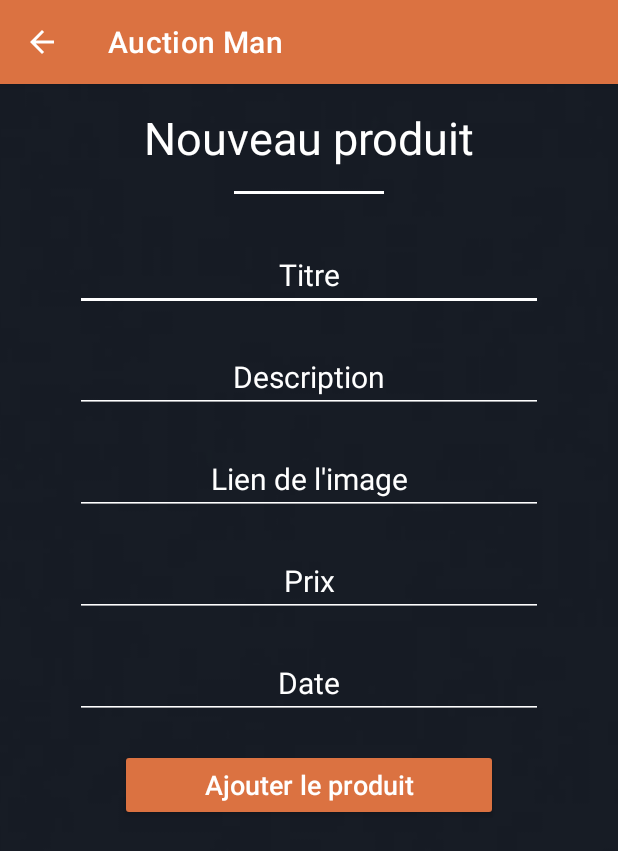
After one commit to elea77/uf-web-mobile, an Android app: the AddProductActivity screen opened directly, with no data from a screen before it, on a phone screen of 412 x 824 dp. The commit adds this screen. Shown: the top 851 px of the screen. Run offline under Robolectric (Android 15) with nearby library versions, the phone set to English and light mode, and no system bars.

Commit message:
Debug logout and AddProduct page

```diff
--- a/app/src/main/AndroidManifest.xml
+++ b/app/src/main/AndroidManifest.xml
@@ -10,8 +10,9 @@
         android:label="@string/app_name"
         android:roundIcon="@mipmap/ic_launcher_round"
         android:supportsRtl="true"
-        android:usesCleartextTraffic="true"
-        android:theme="@style/Theme.Ufwebmobile">
+        android:theme="@style/Theme.Ufwebmobile"
+        android:usesCleartextTraffic="true">
+        <activity android:name=".AddProductActivity"></activity>
         <activity android:name=".ProductActivity" />
         <activity android:name=".MyProductsActivity" />
         <activity android:name=".ProductsListActivity" />
--- /dev/null
+++ b/app/src/main/java/com/example/uf_web_mobile/AddProductActivity.java
@@ -0,0 +1,97 @@
+package com.example.uf_web_mobile;
+
+import androidx.appcompat.app.AppCompatActivity;
+
+import android.content.Intent;
+import android.os.Bundle;
+import android.util.Log;
+import android.view.View;
+import android.widget.Button;
+import android.widget.EditText;
+import android.widget.Toast;
+
+import java.util.HashMap;
+
+import retrofit2.Call;
+import retrofit2.Callback;
+import retrofit2.Response;
+import retrofit2.Retrofit;
+import retrofit2.converter.gson.GsonConverterFactory;
+
+public class AddProductActivity extends AppActivity {
+
+    private Retrofit retrofit;
+    private RetrofitInterface retrofitInterface;
+    private String BASE_URL = "https://ufweb-backend-grp1.herokuapp.com/";
+
+
+    @Override
+    protected void onCreate(Bundle savedInstanceState) {
+        super.onCreate(savedInstanceState);
+        setContentView(R.layout.activity_add_product);
+
+        retrofit = new Retrofit.Builder()
+                .baseUrl(BASE_URL)
+                .addConverterFactory(GsonConverterFactory.create())
+                .build();
+
+        retrofitInterface = retrofit.create(RetrofitInterface.class);
+
+        // handleAddProductDialog();
+
+    }
+
+    private void handleAddProductDialog() {
+
+        Button registerBtn = findViewById(R.id.register);
+        EditText emailEdit = findViewById(R.id.emailEdit);
+        EditText passwordEdit = findViewById(R.id.passwordEdit);
+        EditText firstNameEdit = findViewById(R.id.firstNameEdit);
+        EditText lastNameEdit = findViewById(R.id.lastNameEdit);
+        EditText phoneEdit = findViewById(R.id.phoneEdit);
+
+        registerBtn.setOnClickListener(new View.OnClickListener() {
+            @Override
+            public void onClick(View view) {
+
+                HashMap<String, String> map = new HashMap<>();
+
+                map.put("email", emailEdit.getText().toString());
+                map.put("password", passwordEdit.getText().toString());
+                map.put("firstName", firstNameEdit.getText().toString());
+                map.put("lastName", lastNameEdit.getText().toString());
+                map.put("phone", phoneEdit.getText().toString());
+
+
+                Call<Void> call = retrofitInterface.executeRegister(map);
+
+                call.enqueue(new Callback<Void>() {
+                    @Override
+                    public void onResponse(Call<Void> call, Response<Void> response) {
+                        if(response.isSuccessful()) {
+                            Toast.makeText(AddProductActivity.this,
+                                    "Signed up successfully", Toast.LENGTH_LONG).show();
+                            Log.v("User", "Users:"+response);
+
+                            Intent intentLogin = new Intent(AddProductActivity.this, LoginActivity.class);
+                            startActivity(intentLogin);
+                            finish();
+
+                        } else {
+                            Log.v("User", "Users:"+response.errorBody());
+                        }
+                    }
+
+                    @Override
+                    public void onFailure(Call<Void> call, Throwable t) {
+                        Toast.makeText(AddProductActivity.this, t.getMessage(),
+                                Toast.LENGTH_LONG).show();
+                        Log.v("User", "Error sign up");
+
+                    }
+                });
+
+            }
+        });
+    }
+}
--- a/app/src/main/java/com/example/uf_web_mobile/HomeActivity.java
+++ b/app/src/main/java/com/example/uf_web_mobile/HomeActivity.java
@@ -27,7 +27,7 @@ public class HomeActivity extends AppActivity {
     }
 
     public void MyProducts(View view) {
-        Intent intentProduct = new Intent(HomeActivity.this, ProductActivity.class);
+        Intent intentProduct = new Intent(HomeActivity.this, MyProductsActivity.class);
         startActivity(intentProduct);
     }
 
--- a/app/src/main/java/com/example/uf_web_mobile/LoginActivity.java
+++ b/app/src/main/java/com/example/uf_web_mobile/LoginActivity.java
@@ -60,10 +60,10 @@ public class LoginActivity extends AppCompatActivity {
 
         // If user is not logged
         if(token.isEmpty()) {
+            handleLoginDialog();
+        } else {
             Intent intentHome = new Intent(LoginActivity.this, HomeActivity.class);
             startActivity(intentHome);
-        } else {
-            handleLoginDialog();
         }
 
 
--- a/app/src/main/java/com/example/uf_web_mobile/RetrofitInterface.java
+++ b/app/src/main/java/com/example/uf_web_mobile/RetrofitInterface.java
@@ -28,10 +28,16 @@ public interface RetrofitInterface {
     @POST("/api/v1/users")
     Call<Void> executeRegister (@Body HashMap<String, String> map);
 
+
+    @POST("/api/v1/products")
+    Call<Void> executeProduct (@Body HashMap<String, String> map);
+
+
     @GET("/api/v1/products")
     Call<List<Product>> getProducts ();
 
     @GET("/api/v1/users/{id}")
     Call<AccountResult> getUserById(@Header("authorization") String token, @Path("id") String id);
 
+
 }
--- /dev/null
+++ b/app/src/main/res/layout/activity_add_product.xml
@@ -0,0 +1,113 @@
+<?xml version="1.0" encoding="utf-8"?>
+<LinearLayout xmlns:android="http://schemas.android.com/apk/res/android"
+    xmlns:app="http://schemas.android.com/apk/res-auto"
+    xmlns:tools="http://schemas.android.com/tools"
+    android:layout_width="match_parent"
+    android:layout_height="match_parent"
+    android:orientation="vertical"
+    android:background="@drawable/background"
+    tools:context=".AddProductActivity">
+
+    <TextView
+        android:layout_width="match_parent"
+        android:layout_height="wrap_content"
+        android:textColor="@color/white"
+        android:textSize="30dp"
+        android:gravity="center"
+        android:padding="15dp"
+        android:text="Nouveau produit"/>
+
+    <View
+        android:layout_width="100dp"
+        android:layout_height="2dp"
+        android:layout_gravity="center"
+        android:background="#ffffff"/>
+
+
+    <EditText
+        android:layout_width="match_parent"
+        android:layout_height="wrap_content"
+        android:layout_gravity="center"
+        android:layout_marginTop="30dp"
+        android:layout_marginHorizontal="50dp"
+        android:layout_marginBottom="20dp"
+        android:gravity="center"
+        android:hint="Titre"
+        android:textColor="@color/white"
+        android:backgroundTint="@color/white"
+        android:textColorHint="@color/white"
+        android:id="@+id/titreEdit"
+        android:textSize="20dp" />
+
+
+    <EditText
+        android:layout_width="match_parent"
+        android:layout_height="wrap_content"
+        android:layout_gravity="center"
+        android:layout_marginHorizontal="50dp"
+        android:layout_marginBottom="20dp"
+        android:gravity="center"
+        android:hint="Description"
+        android:inputType="textPassword"
+        android:textColor="@color/white"
+        android:textColorHint="@color/white"
+        android:backgroundTint="@color/white"
+        android:id="@+id/descriptionEdit"
+        android:textSize="20dp" />
+
+    <EditText
+        android:layout_width="match_parent"
+        android:layout_height="wrap_content"
+        android:layout_gravity="center"
+        android:layout_marginHorizontal="50dp"
+        android:layout_marginBottom="20dp"
+        android:gravity="center"
+        android:hint="Lien de l'image"
+        android:textColor="@color/white"
+        android:textColorHint="@color/white"
+        android:backgroundTint="@color/white"
+        android:id="@+id/imageUrlEdit"
+        android:textSize="20dp" />
+
+    <EditText
+        android:layout_width="match_parent"
+        android:layout_height="wrap_content"
+        android:layout_gravity="center"
+        android:layout_marginHorizontal="50dp"
+        android:layout_marginBottom="20dp"
+        android:gravity="center"
+        android:hint="Prix"
+        android:textColor="@color/white"
+        android:textColorHint="@color/white"
+        android:backgroundTint="@color/white"
+        android:id="@+id/priceEdit"
+        android:textSize="20dp" />
+
+    <EditText
+        android:layout_width="match_parent"
+        android:layout_height="wrap_content"
+        android:layout_gravity="center"
+        android:layout_marginHorizontal="50dp"
+        android:layout_marginBottom="20dp"
+        android:gravity="center"
+        android:hint="Date"
+        android:inputType="date"
+        android:textColor="@color/white"
+        android:textColorHint="@color/white"
+        android:backgroundTint="@color/white"
+        android:id="@+id/phoneEdit"
+        android:textSize="20dp" />
+
+
+    <androidx.appcompat.widget.AppCompatButton
+        android:layout_width="match_parent"
+        android:layout_height="wrap_content"
+        android:layout_marginLeft="80dp"
+        android:layout_marginRight="80dp"
+        android:textSize="18dp"
+        android:backgroundTint="@color/light_orange"
+        android:textColor="@color/white"
+        android:id="@+id/addProduct"
+        android:text="Ajouter le produit" />
+
+</LinearLayout>
--- a/app/src/main/res/layout/activity_product.xml
+++ b/app/src/main/res/layout/activity_product.xml
@@ -28,6 +28,7 @@
         android:id="@+id/imageUrlView"
         android:layout_width="match_parent"
         android:layout_height="wrap_content"
+        android:layout_marginTop="20dp"
         tools:src="@drawable/ic_launcher_foreground"/>
 
     <TextView
@@ -47,7 +48,7 @@
         android:gravity="center"
         android:padding="10dp"
         android:textSize="16dp"
-        tools:text="Date de fin d'enchères:"/>
+        android:text="Date de fin d'enchères:"/>
 
     <TextView
         android:id="@+id/dateView"
```
Also changed, not shown: app/src/main/java/com/example/uf_web_mobile/MyProductsActivity.java (+7 -0 lines), app/src/main/res/layout/activity_my_products.xml (+11 -0 lines).
